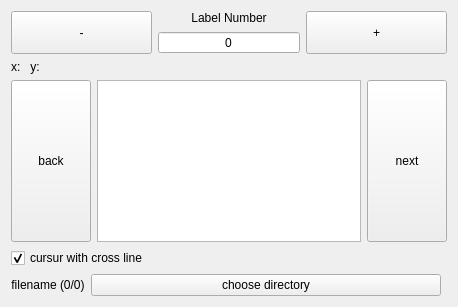
Old version of the form src/labelmaker.ui in the repository yotaseki/YLLabelMaker.
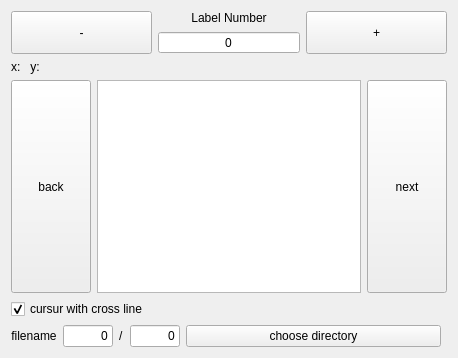
New version of the form. Custom widgets are drawn as their Qt base class.

Patch:
```diff
--- a/src/labelmaker.ui
+++ b/src/labelmaker.ui
@@ -7,7 +7,7 @@
     <x>0</x>
     <y>0</y>
     <width>458</width>
-    <height>307</height>
+    <height>358</height>
    </rect>
   </property>
   <property name="windowTitle">
@@ -128,13 +128,67 @@
      <item>
       <widget class="QLabel" name="labelFilename">
        <property name="text">
-        <string>filename (0/0)</string>
+        <string>filename</string>
        </property>
        <property name="alignment">
         <set>Qt::AlignCenter</set>
        </property>
       </widget>
      </item>
+     <item>
+      <widget class="QLineEdit" name="linePage">
+       <property name="sizePolicy">
+        <sizepolicy hsizetype="Fixed" vsizetype="Fixed">
+         <horstretch>0</horstretch>
+         <verstretch>0</verstretch>
+        </sizepolicy>
+       </property>
+       <property name="maximumSize">
+        <size>
+         <width>50</width>
+         <height>16777215</height>
+        </size>
+       </property>
+       <property name="layoutDirection">
+        <enum>Qt::LeftToRight</enum>
+       </property>
+       <property name="text">
+        <string>0</string>
+       </property>
+       <property name="alignment">
+        <set>Qt::AlignRight|Qt::AlignTrailing|Qt::AlignVCenter</set>
+       </property>
+      </widget>
+     </item>
+     <item>
+      <widget class="QLabel" name="label_2">
+       <property name="text">
+        <string>/</string>
+       </property>
+      </widget>
+     </item>
+     <item>
+      <widget class="QLineEdit" name="linePageNum">
+       <property name="sizePolicy">
+        <sizepolicy hsizetype="Fixed" vsizetype="Fixed">
+         <horstretch>0</horstretch>
+         <verstretch>0</verstretch>
+        </sizepolicy>
+       </property>
+       <property name="maximumSize">
+        <size>
+         <width>50</width>
+         <height>16777215</height>
+        </size>
+       </property>
+       <property name="text">
+        <string>0</string>
+       </property>
+       <property name="alignment">
+        <set>Qt::AlignRight|Qt::AlignTrailing|Qt::AlignVCenter</set>
+       </property>
+      </widget>
+     </item>
      <item>
       <widget class="QPushButton" name="pushChooseDirectory">
        <property name="sizePolicy">
```
